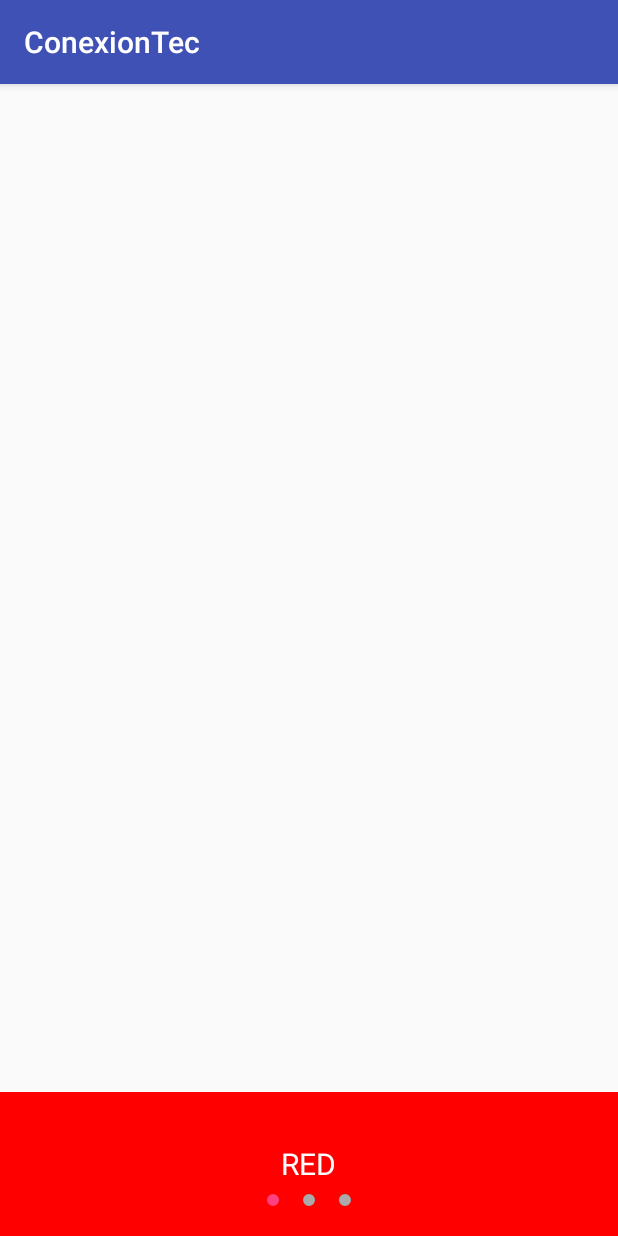
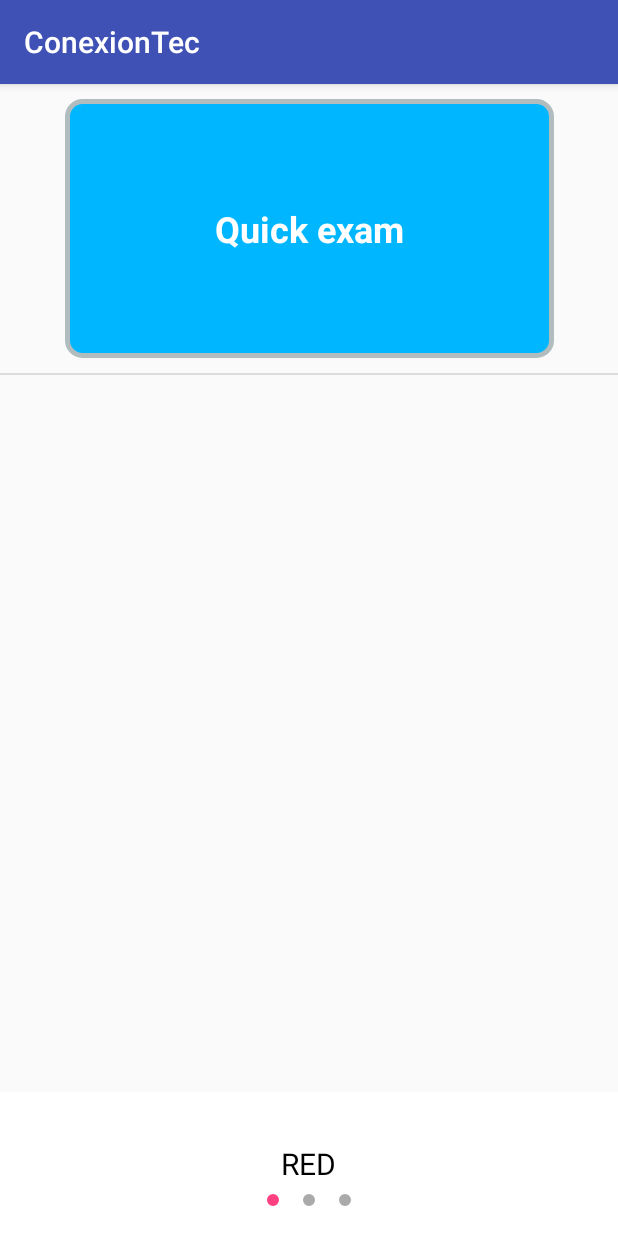
Before and after one commit to rbngza/ConexionTec, an Android app: the screen it shows after launch (MainActivity), on a phone screen of 412 x 824 dp. Run offline under Robolectric (Android 15) with nearby library versions, the phone set to English and light mode, and no system bars.

Commit message:
Added main menu fragment, haven´t added the OnClickListener functionality.

```diff
--- a/app/src/main/java/itesm/mx/conexiontec/MainActivity.java
+++ b/app/src/main/java/itesm/mx/conexiontec/MainActivity.java
@@ -1,5 +1,6 @@
 package itesm.mx.conexiontec;
 
+import android.app.Fragment;
 import android.graphics.Color;
 import android.support.design.widget.TabLayout;
 import android.support.v4.view.ViewPager;
@@ -19,6 +20,8 @@ public class MainActivity extends AppCompatActivity {
     List<Integer> color;
     List<String> colorName;
 
+    Fragment fragment;
+
     @Override
     protected void onCreate(Bundle savedInstanceState) {
         super.onCreate(savedInstanceState);
@@ -26,9 +29,9 @@ public class MainActivity extends AppCompatActivity {
         viewPager=(ViewPager)findViewById(R.id.viewPager);
         indicator=(TabLayout)findViewById(R.id.indicator);
         color = new ArrayList<>();
-        color.add(Color.RED);
-        color.add(Color.GREEN);
-        color.add(Color.BLUE);
+        color.add(Color.WHITE);
+        color.add(Color.WHITE);
+        color.add(Color.WHITE);
 
         colorName = new ArrayList<>();
         colorName.add("RED");
@@ -38,8 +41,20 @@ public class MainActivity extends AppCompatActivity {
         viewPager.setAdapter(new SliderAdapter(this, color, colorName));
         indicator.setupWithViewPager(viewPager, true);
 
+        fragment = new MenuFragment();
+        loadFragment(fragment);
+
         Timer timer = new Timer();
         timer.scheduleAtFixedRate(new SliderTimer(), 4000, 6000);
+
+
+    }
+
+    private void loadFragment(Fragment fragment) {
+        android.app.FragmentTransaction transaction = getFragmentManager().beginTransaction();
+        transaction.replace(R.id.frame_container, fragment);
+        transaction.addToBackStack(null);
+        transaction.commit();
     }
 
     private class SliderTimer extends TimerTask {
--- /dev/null
+++ b/app/src/main/java/itesm/mx/conexiontec/MainMenu.java
@@ -0,0 +1,40 @@
+package itesm.mx.conexiontec;
+
+import android.os.Parcel;
+import android.os.Parcelable;
+
+public class MainMenu implements Parcelable {
+
+    public static final Parcelable.Creator CREATOR = new Parcelable.Creator() {
+        public MainMenu createFromParcel(Parcel in) {
+            return new MainMenu(in);
+        }
+
+        public MainMenu[] newArray(int size) {
+            return new MainMenu[size];
+        }
+    };
+
+    private String title;
+
+    public MainMenu (String title){
+        this.title = title;
+    }
+
+    public void setTitle(String title) {this.title=title;}
+    public String getTitle(){return title;}
+
+    public MainMenu(Parcel in){
+        this.title = in.readString();
+    }
+
+    @Override
+    public int describeContents() {
+        return 0;
+    }
+
+    @Override
+    public void writeToParcel(Parcel dest, int flags) {
+        dest.writeString(this.title);
+    }
+}
--- a/app/src/main/java/itesm/mx/conexiontec/MenuFragment.java
+++ b/app/src/main/java/itesm/mx/conexiontec/MenuFragment.java
@@ -1,4 +1,40 @@
 package itesm.mx.conexiontec;
 
-public class MenuFragment {
+import android.app.Fragment;
+import android.os.Bundle;
+import android.view.LayoutInflater;
+import android.view.View;
+import android.view.ViewGroup;
+import android.widget.ListAdapter;
+import android.widget.ListView;
+
+import java.util.ArrayList;
+
+public class MenuFragment extends Fragment {
+
+    View view;
+    ListView listView;
+
+    public ArrayList<MainMenu> getDataForList(){
+        MainMenu mainMenu;
+        ArrayList<MainMenu> listMenu = new ArrayList<MainMenu>();
+        mainMenu = new MainMenu("Quick exam");
+        listMenu.add(mainMenu);
+
+        return listMenu;
+    }
+
+    ArrayList<MainMenu> menuList = getDataForList();
+
+    @Override
+    public View onCreateView(LayoutInflater inflater, ViewGroup container, Bundle savedInstanceState) {
+
+        view = inflater.inflate(R.layout.fragment_list, container, false);
+
+        listView =(ListView)view.findViewById(R.id.lista);
+        listView.setAdapter((ListAdapter) new MenuListAdapter(getActivity(),menuList));
+
+        return view;
+    }
+
 }
--- /dev/null
+++ b/app/src/main/java/itesm/mx/conexiontec/MenuListAdapter.java
@@ -0,0 +1,36 @@
+package itesm.mx.conexiontec;
+
+import android.content.Context;
+import android.view.LayoutInflater;
+import android.view.View;
+import android.view.ViewGroup;
+import android.widget.ArrayAdapter;
+import android.widget.TextView;
+
+import java.util.ArrayList;
+
+public class MenuListAdapter extends ArrayAdapter<MainMenu> {
+
+    public MenuListAdapter(Context context, ArrayList<MainMenu> mainmenu) {
+        super(context,0,mainmenu);
+    }
+
+    @Override
+    public View getView(int position, View convertView, ViewGroup parent) {
+
+
+        MainMenu mainmenu = getItem(position);
+
+        if (convertView == null) {
+            convertView = LayoutInflater.from(getContext()).inflate(R.layout.row, parent, false);
+        }
+
+
+        TextView tvTitulo = (TextView) convertView.findViewById(R.id.text_title);
+
+        tvTitulo.setText(mainmenu.getTitle());
+
+        return convertView;
+    }
+
+}
--- /dev/null
+++ b/app/src/main/res/drawable/layout_bg.xml
@@ -0,0 +1,7 @@
+<?xml version="1.0" encoding="UTF-8"?>
+<shape xmlns:android="http://schemas.android.com/apk/res/android">
+    <solid android:color="#00b7ff"/>
+    <stroke android:width="3dp" android:color="#B1BCBE" />
+    <corners android:radius="10dp"/>
+    <padding android:left="0dp" android:top="0dp" android:right="0dp" android:bottom="0dp" />
+</shape>
--- /dev/null
+++ b/app/src/main/res/layout/fragment_list.xml
@@ -0,0 +1,13 @@
+<?xml version="1.0" encoding="utf-8"?>
+<android.support.constraint.ConstraintLayout xmlns:android="http://schemas.android.com/apk/res/android"
+    xmlns:tools="http://schemas.android.com/tools"
+    android:layout_width="match_parent"
+    android:layout_height="match_parent"
+    tools:context="itesm.mx.conexiontec.MainActivity">
+
+
+    <ListView
+        android:id="@+id/lista"
+        android:layout_width="match_parent"
+        android:layout_height="match_parent" />
+</android.support.constraint.ConstraintLayout>
--- a/app/src/main/res/layout/item_slider.xml
+++ b/app/src/main/res/layout/item_slider.xml
@@ -10,7 +10,7 @@
         android:id="@+id/textView"
         android:layout_width="wrap_content"
         android:layout_height="wrap_content"
-        android:textColor="@android:color/white"
+        android:textColor="@android:color/black"
         android:textSize="20sp" />
 
 </LinearLayout>
--- /dev/null
+++ b/app/src/main/res/layout/row.xml
@@ -0,0 +1,25 @@
+<?xml version="1.0" encoding="utf-8"?>
+<android.support.constraint.ConstraintLayout xmlns:android="http://schemas.android.com/apk/res/android"
+    xmlns:app="http://schemas.android.com/apk/res-auto"
+    android:layout_width="match_parent"
+    android:layout_height="match_parent">
+
+    <TextView
+        android:id="@+id/text_title"
+        android:layout_width="wrap_content"
+        android:layout_height="wrap_content"
+        android:layout_margin="10dp"
+        android:background="@drawable/layout_bg"
+        android:paddingBottom="70dp"
+        android:paddingLeft="100dp"
+        android:paddingRight="100dp"
+        android:paddingTop="70dp"
+        android:textColor="#FFFFFF"
+        android:textSize="24sp"
+        android:textStyle="bold"
+        app:layout_constraintBottom_toBottomOf="parent"
+        app:layout_constraintEnd_toEndOf="parent"
+        app:layout_constraintStart_toStartOf="parent"
+        app:layout_constraintTop_toTopOf="parent" />
+
+</android.support.constraint.ConstraintLayout>
```
